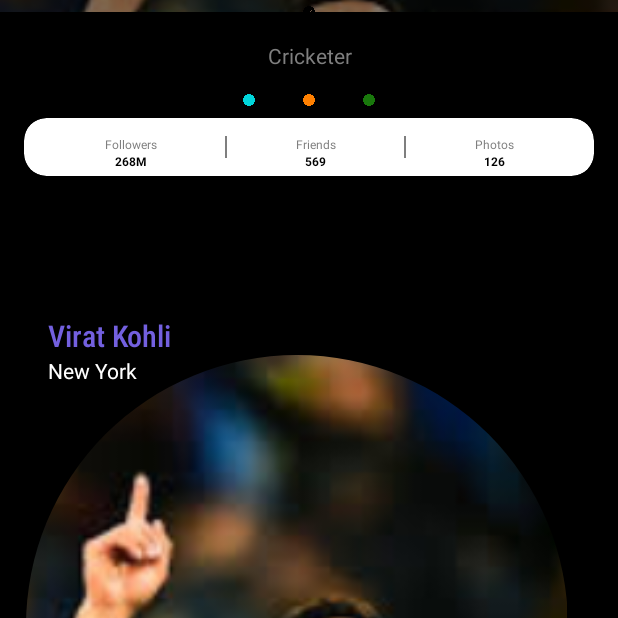
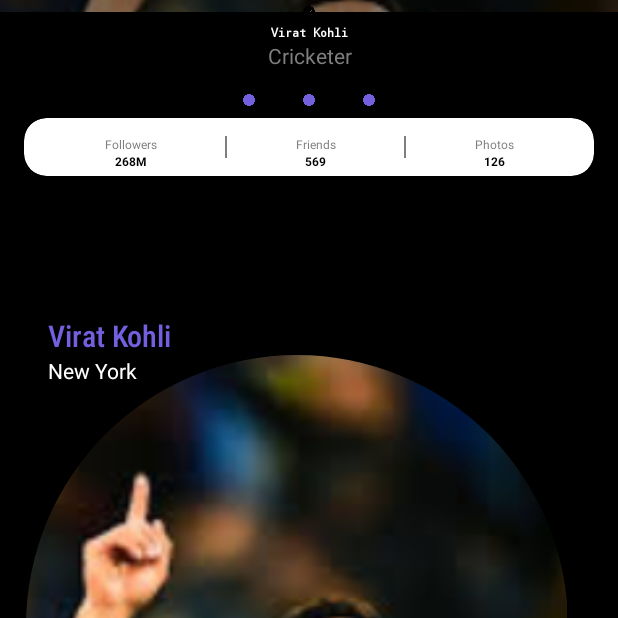
Before and after one commit to Kcode15/Social_Media_App, an Android app: the fragment ProfileFragment placed in its activity, on a phone screen of 412 x 824 dp, the top half of it. Run offline under Robolectric (Android 15) with nearby library versions, the phone set to English and light mode, and no system bars; our stand-ins replace CircleImageView, Firebase (no records; nobody signed in at launch, a user with empty details on screens opened directly); libraries missing offline, so code that uses them is left out: com.iammert.library; plain views replace ReadableBottomBar, RoundedImageView; 1 statement that could not run was skipped.

Commit message:
12th Commit by Rashi

```diff
--- a/app/src/main/java/com/example/socialmediaapp/Adapter/ViewPagerAdapter.java
+++ b/app/src/main/java/com/example/socialmediaapp/Adapter/ViewPagerAdapter.java
@@ -5,7 +5,6 @@ import androidx.annotation.Nullable;
 import androidx.fragment.app.Fragment;
 import androidx.fragment.app.FragmentManager;
 import androidx.fragment.app.FragmentPagerAdapter;
-
 import com.example.socialmediaapp.Fragment.Notification2Fragment;
 import com.example.socialmediaapp.Fragment.RequestFragment;
 
--- a/app/src/main/java/com/example/socialmediaapp/Fragment/AddFragment.java
+++ b/app/src/main/java/com/example/socialmediaapp/Fragment/AddFragment.java
@@ -4,7 +4,6 @@ import androidx.activity.result.ActivityResultLauncher;
 import androidx.activity.result.contract.ActivityResultContracts;
 import androidx.annotation.Nullable;
 import android.content.Intent;
-import android.graphics.Bitmap;
 import android.os.Bundle;
 import android.provider.MediaStore;
 import android.view.LayoutInflater;
@@ -49,12 +48,10 @@ public class AddFragment extends Fragment {
         return view;
     }
 
-
     private final ActivityResultLauncher<String> galleryLauncher = registerForActivityResult(
             new ActivityResultContracts.GetContent(),
             uri -> {
                 if (uri != null) {
-                    // Handle the selected image URI
                     img.setImageURI(uri);
                 }
             });
@@ -63,7 +60,6 @@ public class AddFragment extends Fragment {
             new ActivityResultContracts.TakePicturePreview(),
             bitmap -> {
                 if (bitmap != null) {
-                    // Handle the captured image bitmap
                     img.setImageBitmap(bitmap);
                 }
             });
--- a/app/src/main/res/layout/activity_main.xml
+++ b/app/src/main/res/layout/activity_main.xml
@@ -37,13 +37,13 @@
         android:id="@+id/readableBottomBar"
         android:layout_width="match_parent"
         android:layout_height="56dp"
-        android:background="@color/sea_blue"
+        android:background="#7360DF"
         app:layout_constraintBottom_toBottomOf="parent"
         app:layout_constraintEnd_toEndOf="parent"
         app:layout_constraintHorizontal_bias="0.5"
         app:layout_constraintStart_toStartOf="parent"
         app:rbb_activeItemType="text"
-        app:rbb_backgroundColor="@color/sea_blue"
+        app:rbb_backgroundColor="#7360DF"
         app:rbb_indicatorColor="@color/black"
         app:rbb_tabs="@xml/tabs"
         app:rbb_textColor="@color/black" />
--- a/app/src/main/res/layout/fragment_home.xml
+++ b/app/src/main/res/layout/fragment_home.xml
@@ -28,7 +28,7 @@
                 android:layout_width="wrap_content"
                 android:layout_height="wrap_content"
                 android:layout_marginStart="16dp"
-                android:text="Social Sphere"
+                android:text="SocialSphere"
                 android:textColor="#7360DF"
                 android:textSize="@dimen/_24font_mdp"
                 android:textStyle="bold"
--- a/app/src/main/res/layout/fragment_profile.xml
+++ b/app/src/main/res/layout/fragment_profile.xml
@@ -86,7 +86,7 @@
             android:layout_marginTop="4dp"
             android:fontFamily="monospace"
             android:text="Virat Kohli"
-            android:textColor="@color/black"
+            android:textColor="@color/white"
             android:textSize="@dimen/_12font_mdp"
             android:textStyle="bold"
             app:layout_constraintEnd_toEndOf="@+id/profile_image"
@@ -111,7 +111,7 @@
             android:layout_marginTop="16dp"
             android:layout_marginEnd="32dp"
             android:background="@drawable/circle1"
-            android:backgroundTint="@color/sea_blue"
+            android:backgroundTint="#7360DF"
             app:layout_constraintEnd_toStartOf="@+id/commentView"
             app:layout_constraintHorizontal_bias="0.5"
             app:layout_constraintHorizontal_chainStyle="packed"
@@ -125,7 +125,7 @@
             android:layout_marginTop="16dp"
             android:layout_marginEnd="32dp"
             android:background="@drawable/circle1"
-            android:backgroundTint="@color/orange"
+            android:backgroundTint="#7360DF"
             app:layout_constraintEnd_toStartOf="@+id/callView"
             app:layout_constraintHorizontal_bias="0.5"
             app:layout_constraintStart_toEndOf="@+id/addFriendView"
@@ -137,7 +137,7 @@
             android:layout_height="@dimen/_30mdp"
             android:layout_marginTop="16dp"
             android:background="@drawable/circle1"
-            android:backgroundTint="@color/green"
+            android:backgroundTint="#7360DF"
             app:layout_constraintEnd_toEndOf="parent"
             app:layout_constraintHorizontal_bias="0.5"
             app:layout_constraintStart_toEndOf="@+id/commentView"
```
